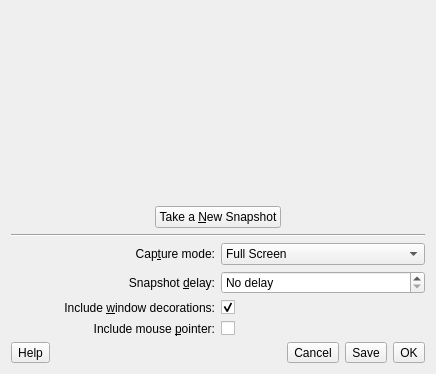
Qt form src/ui/ksnapshotwidget.ui (zhanlangsir/Qtqq) before a commit.
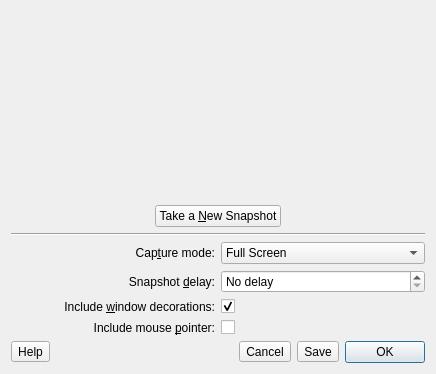
The same form after that commit. Custom widgets are drawn as their Qt base class.

Commit message: 修改截图工具默认行为

What changed in the file:
```diff
--- a/src/ui/ksnapshotwidget.ui
+++ b/src/ui/ksnapshotwidget.ui
@@ -285,10 +285,16 @@
       </widget>
      </item>
      <item>
-      <widget class="QToolButton" name="ok_btn">
+      <widget class="QPushButton" name="ok_btn">
        <property name="text">
         <string>OK</string>
        </property>
+       <property name="autoDefault">
+        <bool>true</bool>
+       </property>
+       <property name="default">
+        <bool>true</bool>
+       </property>
       </widget>
      </item>
     </layout>
```
The commit also changes 1 other file.
